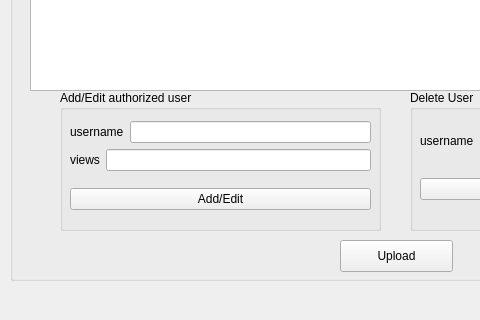
First picture: the form in photosettingswindow.ui, repository osamahammad21/Distributed, before the edit; both pictures show x 0 to 480 and y 280 to 600 of the 800 by 600 pixel window.
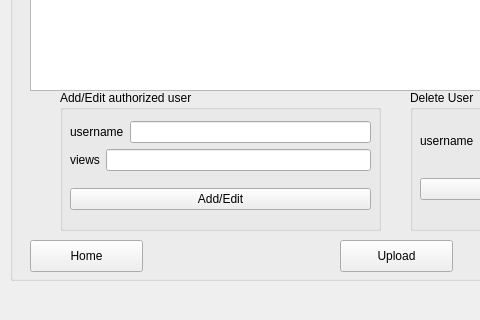
Second picture: the form after the edit.

Commit message: home redirection in all pages

```diff
--- a/photosettingswindow.ui
+++ b/photosettingswindow.ui
@@ -189,6 +189,19 @@
       <string>logout</string>
      </property>
     </widget>
+    <widget class="QPushButton" name="pushButton_home">
+     <property name="geometry">
+      <rect>
+       <x>20</x>
+       <y>520</y>
+       <width>113</width>
+       <height>32</height>
+      </rect>
+     </property>
+     <property name="text">
+      <string>Home</string>
+     </property>
+    </widget>
    </widget>
   </widget>
   <widget class="QMenuBar" name="menubar">
```
The commit also changes 19 other files.
